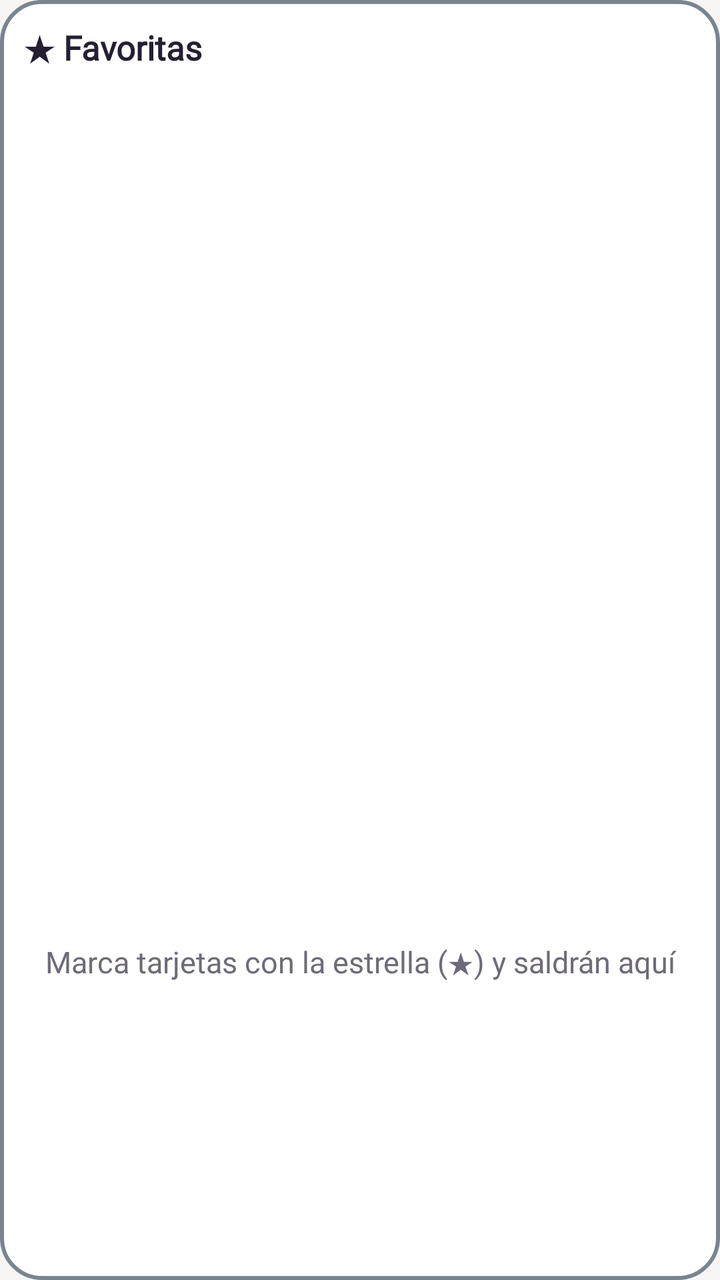
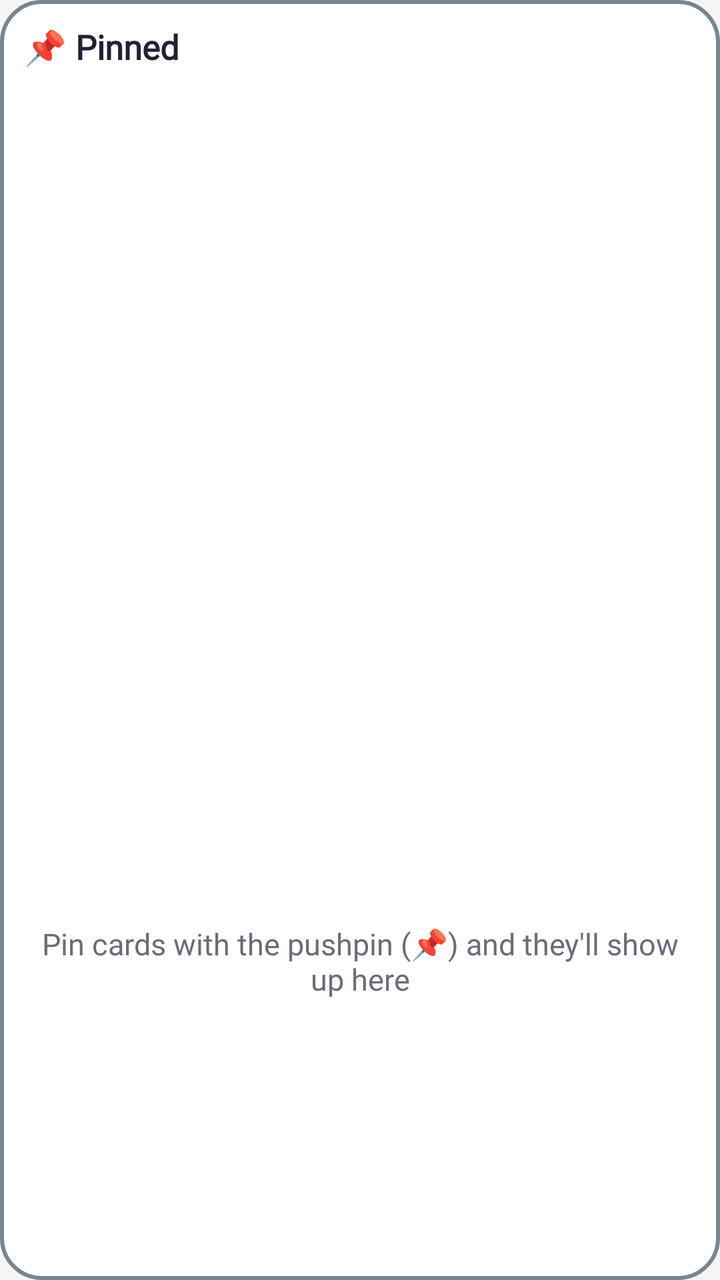

Two renders of the same Android screen: before a commit and after it. Below are the layout's source before the change and the commit's diff.
<!-- AndroidManifest.xml: application theme Tema -->
<!-- res/layout/w_favoritas.xml -->
<?xml version="1.0" encoding="utf-8"?>
<LinearLayout xmlns:android="http://schemas.android.com/apk/res/android" android:id="@+id/raiz" android:layout_width="match_parent" android:layout_height="match_parent"
    android:orientation="vertical" android:padding="12dp" android:background="@drawable/w_fondo_claro">
    <TextView android:id="@+id/titulo" android:layout_width="match_parent" android:layout_height="wrap_content" android:paddingBottom="4dp"
        android:text="★ Favoritas" android:textSize="17dp" android:textStyle="bold" android:textColor="#241F31" android:fontFamily="@font/nunito"/>
    <ListView android:id="@+id/lista" android:layout_width="match_parent" android:layout_height="0dp" android:layout_weight="1"
        android:divider="@null" android:dividerHeight="0dp"/>
    <TextView android:id="@+id/vacio" android:layout_width="match_parent" android:layout_height="0dp" android:layout_weight="1"
        android:gravity="center" android:text="Marca tarjetas con la estrella (★) y saldrán aquí"
        android:textSize="15dp" android:textColor="#6F6A78" android:fontFamily="@font/nunito"/>
</LinearLayout>
<!-- resources referenced by this layout -->
<resources>
  <!-- drawable w_fondo_claro (drawable) -->
  <?xml version="1.0" encoding="utf-8"?>
  <shape xmlns:android="http://schemas.android.com/apk/res/android" android:shape="rectangle"><solid android:color="#FFFFFF"/><stroke android:width="2dp" android:color="#78858F"/><corners android:radius="20dp"/></shape>
  <style name="Tema" parent="Tema.Base" />
  <style name="Tema.Base" parent="@android:style/Theme.Material.Light.NoActionBar">
          <item name="android:windowBackground">@color/fondo</item>
          <item name="android:colorAccent">@color/acento</item>
          <item name="android:windowLightStatusBar">true</item>
          <item name="android:windowLightNavigationBar">true</item>
      </style>
  <color name="fondo">#F6F5F4</color>
  <color name="acento">#1C71D8</color>
</resources>

<!-- the commit's change to res/layout/w_favoritas.xml (unified diff, before → after) -->
@@ -2,10 +2,10 @@
 <LinearLayout xmlns:android="http://schemas.android.com/apk/res/android" android:id="@+id/raiz" android:layout_width="match_parent" android:layout_height="match_parent"
     android:orientation="vertical" android:padding="12dp" android:background="@drawable/w_fondo_claro">
     <TextView android:id="@+id/titulo" android:layout_width="match_parent" android:layout_height="wrap_content" android:paddingBottom="4dp"
-        android:text="★ Favoritas" android:textSize="17dp" android:textStyle="bold" android:textColor="#241F31" android:fontFamily="@font/nunito"/>
+        android:text="@string/w_titulo" android:textSize="17dp" android:textStyle="bold" android:textColor="#241F31" android:fontFamily="@font/nunito"/>
     <ListView android:id="@+id/lista" android:layout_width="match_parent" android:layout_height="0dp" android:layout_weight="1"
         android:divider="@null" android:dividerHeight="0dp"/>
     <TextView android:id="@+id/vacio" android:layout_width="match_parent" android:layout_height="0dp" android:layout_weight="1"
-        android:gravity="center" android:text="Marca tarjetas con la estrella (★) y saldrán aquí"
+        android:gravity="center" android:text="@string/w_vacio"
         android:textSize="15dp" android:textColor="#6F6A78" android:fontFamily="@font/nunito"/>
 </LinearLayout>
<!-- resource entries referenced after the edit -->
@@ -3,6 +3,8 @@
   <!-- drawable w_fondo_claro (drawable) -->
   <?xml version="1.0" encoding="utf-8"?>
   <shape xmlns:android="http://schemas.android.com/apk/res/android" android:shape="rectangle"><solid android:color="#FFFFFF"/><stroke android:width="2dp" android:color="#78858F"/><corners android:radius="20dp"/></shape>
+  <string name="w_titulo">📌 Pinned</string>
+  <string name="w_vacio">Pin cards with the pushpin (📌) and they\'ll show up here</string>
   <style name="Tema" parent="Tema.Base" />
   <style name="Tema.Base" parent="@android:style/Theme.Material.Light.NoActionBar">
           <item name="android:windowBackground">@color/fondo</item>
@@ -11,6 +13,6 @@
           <item name="android:windowLightNavigationBar">true</item>
       </style>
   <color name="fondo">#F6F5F4</color>
-  <color name="acento">#1C71D8</color>
+  <color name="acento">#29B6F6</color>
 </resources>
 
